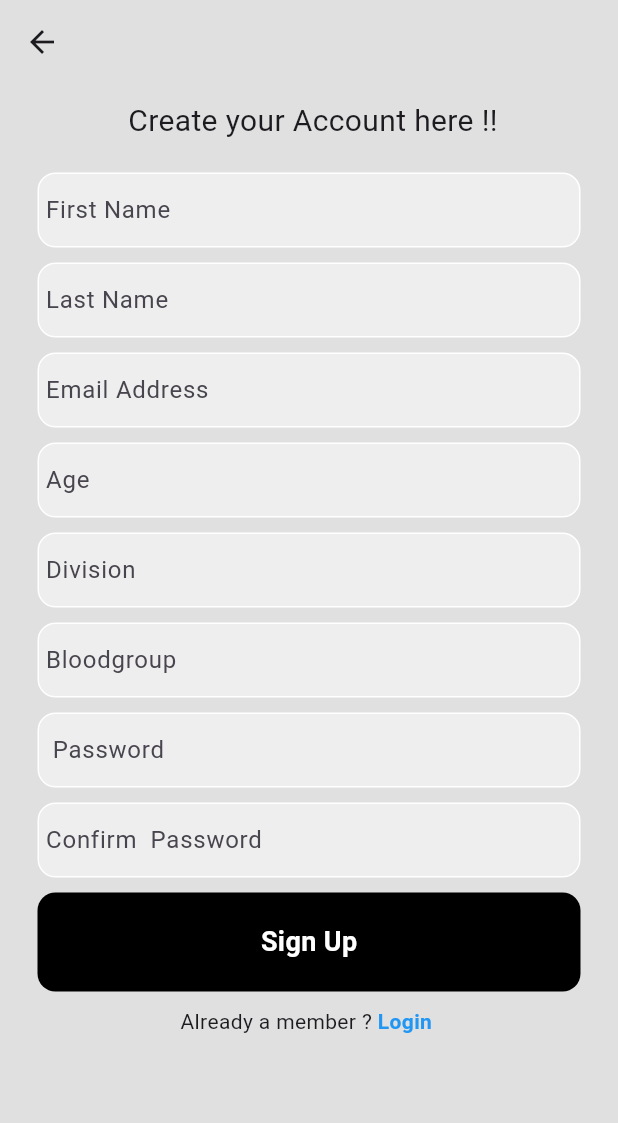
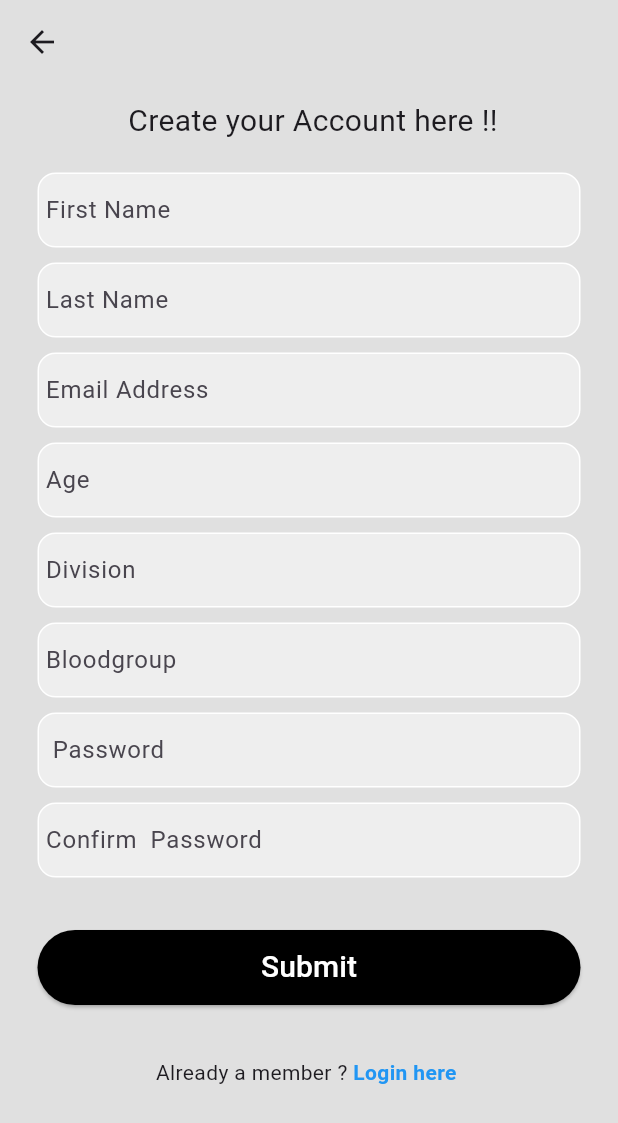
Before and after one commit to ArunKuleri/firebase, a Flutter app: the screen it shows after launch, after a tap on "Register now", on a phone screen of 412 x 824 dp. Shown: the top 1123 px of the screen. Run offline on Flutter 3.47's test engine with Material 2 defaults, Android fonts, the phone set to English and light mode, and no system bars; our stand-ins replace cloud_firestore, firebase_core; accounts and stored records are empty.

```diff
--- a/lib/main.dart
+++ b/lib/main.dart
@@ -1,7 +1,11 @@
 import 'package:firebase/view/homepage.dart';
 import 'package:flutter/material.dart';
+import 'package:firebase_core/firebase_core.dart';
+import 'package:cloud_firestore/cloud_firestore.dart';
 
-void main() {
+Future<void> main() async {
+  WidgetsFlutterBinding.ensureInitialized();
+  await Firebase.initializeApp();
   runApp(const MyApp());
 }
 
--- a/lib/view/signup.dart
+++ b/lib/view/signup.dart
@@ -1,5 +1,7 @@
 import 'dart:math';
-
+import 'package:firebase/view/profile.dart';
+import 'package:firebase_core/firebase_core.dart';
+import 'package:cloud_firestore/cloud_firestore.dart';
 import 'package:firebase/view/homepage.dart';
 import 'package:flutter/material.dart';
 
@@ -10,15 +12,17 @@ class SignUp extends StatefulWidget {
 }
 
 class _SignUp extends State<SignUp> {
+  final CollectionReference user =
+      FirebaseFirestore.instance.collection('user');
   final _formKey = GlobalKey<FormState>();
-  final _emailController = TextEditingController();
-  final _passwordController = TextEditingController();
-  final _ageController = TextEditingController();
+  TextEditingController email = TextEditingController();
+  TextEditingController password = TextEditingController();
+  TextEditingController age = TextEditingController();
 
-  final _bloodgroupController = TextEditingController();
-  final _Divisioncontroller = TextEditingController();
-  final _FirstNameController = TextEditingController();
-  final _LastNameController = TextEditingController();
+  TextEditingController bloodgroup = TextEditingController();
+  TextEditingController Division = TextEditingController();
+  TextEditingController FirstName = TextEditingController();
+  TextEditingController LastName = TextEditingController();
   @override
   Widget build(BuildContext context) {
     return Scaffold(
@@ -48,7 +52,7 @@ class _SignUp extends State<SignUp> {
                       border: Border.all(color: Colors.white),
                       borderRadius: BorderRadius.circular(12)),
                   child: TextFormField(
-                    controller: _FirstNameController,
+                    controller: FirstName,
                     validator: (value) {
                       if (value == null || value.isEmpty) {
                         return "Please enter your first name";
@@ -77,7 +81,7 @@ class _SignUp extends State<SignUp> {
                       }
                       return null;
                     },
-                    controller: _LastNameController,
+                    controller: LastName,
                     decoration: const InputDecoration(
                         border: InputBorder.none, hintText: " Last Name"),
                   ),
@@ -100,7 +104,7 @@ class _SignUp extends State<SignUp> {
                       }
                       return null;
                     },
-                    controller: _emailController,
+                    controller: email,
                     decoration: const InputDecoration(
                         border: InputBorder.none, hintText: " Email Address "),
                   ),
@@ -123,7 +127,7 @@ class _SignUp extends State<SignUp> {
                       }
                       return null;
                     },
-                    controller: _ageController,
+                    controller: age,
                     decoration: const InputDecoration(
                         border: InputBorder.none, hintText: " Age"),
                   ),
@@ -146,7 +150,7 @@ class _SignUp extends State<SignUp> {
                       }
                       return null;
                     },
-                    controller: _Divisioncontroller,
+                    controller: Division,
                     decoration: const InputDecoration(
                         border: InputBorder.none, hintText: " Division"),
                   ),
@@ -169,7 +173,7 @@ class _SignUp extends State<SignUp> {
                       }
                       return null;
                     },
-                    controller: _bloodgroupController,
+                    controller: bloodgroup,
                     decoration: const InputDecoration(
                         border: InputBorder.none, hintText: " Bloodgroup"),
                   ),
@@ -195,7 +199,7 @@ class _SignUp extends State<SignUp> {
                         return null;
                     },
                     obscureText: true,
-                    controller: _passwordController,
+                    controller: password,
                     decoration: const InputDecoration(
                         border: InputBorder.none, hintText: "  Password"),
                   ),
@@ -220,7 +224,7 @@ class _SignUp extends State<SignUp> {
                           !value.contains(RegExp(r'[!@#$%^&*(),.?":{}|<>]')))
                         return null;
                     },
-                    controller: _passwordController,
+                    controller: password,
                     obscureText: true,
                     decoration: const InputDecoration(
                         border: InputBorder.none,
@@ -228,25 +232,25 @@ class _SignUp extends State<SignUp> {
                   ),
                 ),
               ),
-              const SizedBox(
+              SizedBox(
                 height: 10,
               ),
               Padding(
-                padding: const EdgeInsets.symmetric(horizontal: 25.0),
-                child: Container(
-                  padding: const EdgeInsets.all(20),
-                  decoration: BoxDecoration(
-                      color: Colors.black,
-                      borderRadius: BorderRadius.circular(12)),
-                  child: const Center(
-                      child: Text(
-                    "Sign Up",
-                    style: TextStyle(
-                        color: Colors.white,
-                        fontWeight: FontWeight.bold,
-                        fontSize: 18),
-                  )),
-                ),
+                padding: const EdgeInsets.all(25.0),
+                child: ElevatedButton(
+                    onPressed: () {
+                      Navigator.of(context).push(
+                          MaterialPageRoute(builder: (context) => profile()));
+                    },
+                    style: ButtonStyle(
+                        minimumSize: MaterialStateProperty.all(
+                            Size(double.infinity, 50)),
+                        backgroundColor:
+                            MaterialStateProperty.all(Colors.black)),
+                    child: Text(
+                      "Submit",
+                      style: TextStyle(fontSize: 20, color: Colors.white),
+                    )),
               ),
               SizedBox(height: 10),
               Row(
@@ -258,7 +262,7 @@ class _SignUp extends State<SignUp> {
                       Navigator.of(context).push(
                           MaterialPageRoute(builder: (context) => HomePage()));
                     },
-                    child: Text("Login ",
+                    child: Text("Login here ",
                         style: TextStyle(
                           color: Colors.blue,
                           fontWeight: FontWeight.bold,
--- a/pubspec.yaml
+++ b/pubspec.yaml
@@ -35,6 +35,8 @@ dependencies:
   # The following adds the Cupertino Icons font to your application.
   # Use with the CupertinoIcons class for iOS style icons.
   cupertino_icons: ^1.0.2
+  cloud_firestore: ^4.9.2
+  firebase_core: ^2.16.0
 
 dev_dependencies:
   flutter_test:
```
Also changed, not shown: lib/view/profile.dart (added, +83 -0 lines), pubspec.lock, 6 other files.
